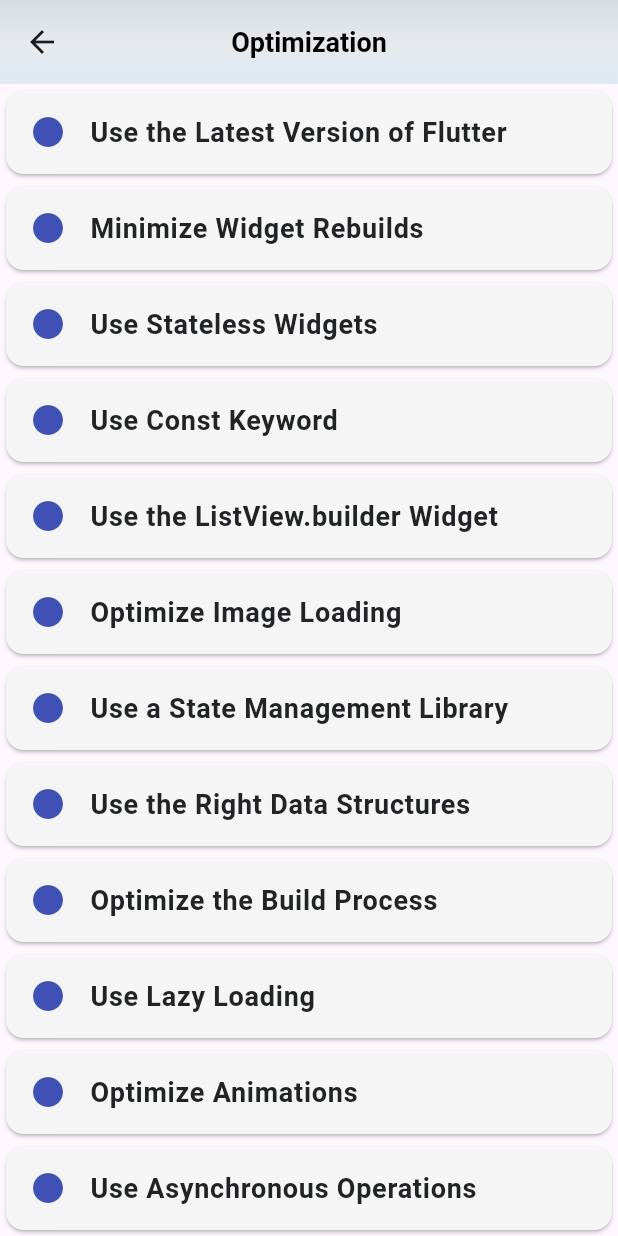
After one commit to Tanjid470/Advance_InFlutter, a Flutter app: the Optimization screen opened directly, on a phone screen of 412 x 824 dp. The commit adds this screen. Run offline on Flutter 3.47's test engine with Material 2 defaults, Android fonts, the light colour scheme and no system bars; our stand-ins replace firebase_auth, firebase_core, flutter_map, geocoding, geolocator, get and 3 more; accounts and stored records are empty; network calls fail.

Commit message:
google_map_flutter

```diff
--- a/lib/constants/app_textStyle.dart
+++ b/lib/constants/app_textStyle.dart
@@ -37,6 +37,13 @@ TextStyle textTitle(){
     color: Colors.indigo
   );
 }
+TextStyle floatButtonText(){
+  return const TextStyle(
+    fontSize: 17,
+    fontWeight: FontWeight.bold,
+    color: Color.fromARGB(255, 32, 32, 32)
+  );
+}
 
 TextStyle animatedTitle(){
   return const TextStyle(
@@ -45,3 +52,17 @@ TextStyle animatedTitle(){
     color: Colors.teal
   );
 }
+TextStyle optimizeText(){
+  return const TextStyle(
+    fontSize: 18,
+    fontWeight: FontWeight.bold,
+    color: Color.fromARGB(255, 34, 35, 37)
+  );
+}
+TextStyle googleMapButton(){
+  return const TextStyle(
+    fontSize: 15,
+    fontWeight: FontWeight.bold,
+    color: Color.fromARGB(255, 34, 35, 37)
+  );
+}
--- a/lib/screen/Homepage/homepage.dart
+++ b/lib/screen/Homepage/homepage.dart
@@ -2,6 +2,7 @@ import 'package:advance_in_flutter/constants/app_bar.dart';
 import 'package:advance_in_flutter/screen/Animations/animation.dart';
 import 'package:advance_in_flutter/screen/Custom/CustomPainter.dart';
 import 'package:advance_in_flutter/screen/Firebase/Login.dart';
+import 'package:advance_in_flutter/screen/Homepage/optimization.dart';
 import 'package:advance_in_flutter/screen/Maps/map.dart';
 import 'package:advance_in_flutter/screen/PermissionHandler/permissionHandler.dart';
 import 'package:flutter/material.dart';
@@ -19,8 +20,9 @@ class _HomePageState extends State<HomePage> {
     "CustomPainter": const Color.fromARGB(255, 104, 243, 224),
     "Firebase":const Color.fromARGB(255, 241, 193, 59),
     "GoogleMap":const Color.fromARGB(255, 105, 150, 233),
-    "Permission":Color.fromARGB(255, 212, 134, 134),
-    "Animitions":Color.fromARGB(255, 118, 236, 171)
+    "Permission":const Color.fromARGB(255, 212, 134, 134),
+    "Animitions":const Color.fromARGB(255, 118, 236, 171),
+    "Optimize" :Color.fromARGB(255, 240, 105, 217)
   };
 
   @override
@@ -36,7 +38,8 @@ class _HomePageState extends State<HomePage> {
             card("Firebase", const Firebase()),
             card("GoogleMap",const GoogleMapFree()),
             card("Permission", const PermissionHandler()),
-            card("Animitions", const AnimationClass())
+            card("Animitions", const AnimationClass()),
+            card("Optimization", const Optimization()),
 
           ],
         ),
--- /dev/null
+++ b/lib/screen/Homepage/optimization.dart
@@ -0,0 +1,55 @@
+import 'package:advance_in_flutter/constants/app_bar.dart';
+import 'package:advance_in_flutter/constants/app_textStyle.dart';
+import 'package:flutter/material.dart';
+
+class Optimization extends StatefulWidget {
+  const Optimization({super.key});
+
+  @override
+  State<Optimization> createState() => _OptimizationState();
+}
+
+class _OptimizationState extends State<Optimization> {
+
+List<String> optimizationTips = [
+  "Use the Latest Version of Flutter",
+  "Minimize Widget Rebuilds",
+  "Use Stateless Widgets",
+  "Use Const Keyword",
+  "Use the ListView.builder Widget",
+  "Optimize Image Loading",
+  "Use a State Management Library",
+  "Use the Right Data Structures",
+  "Optimize the Build Process",
+  "Use Lazy Loading",
+  "Optimize Animations",
+  "Use Asynchronous Operations",
+  "Use Performance Analysis Tools",
+];
+
+
+  @override
+  Widget build(BuildContext context) {
+    return Scaffold(
+      appBar: appBarTitle("Optimization"),
+      body: ListView.builder(
+        itemCount: optimizationTips.length,
+        itemBuilder: (context, index) {
+          return card(optimizationTips[index]);
+      },)
+    );
+  }
+
+  Card card(String str) {
+    return Card(
+            color: Colors.grey[100],
+            clipBehavior: Clip.hardEdge,
+
+            child: ListTile(
+
+              leading: const Icon(Icons.circle,color: Colors.indigo,),
+              title: Text(str,style: optimizeText(),),
+            ),
+          );
+  }
+}
--- /dev/null
+++ b/lib/screen/Maps/MapType/FlutterMap/flutterMap.dart
@@ -0,0 +1,59 @@
+import 'package:advance_in_flutter/constants/app_bar.dart';
+
+import 'package:advance_in_flutter/screen/Maps/MapType/custom/floatButton.dart';
+import 'package:advance_in_flutter/screen/Maps/MapType/GoogleMap/googleMap.dart';
+import 'package:flutter/material.dart';
+import 'package:flutter_map/flutter_map.dart';
+import 'package:latlong2/latlong.dart';
+
+class FlutterMapView extends StatefulWidget {
+  const FlutterMapView({super.key});
+
+  @override
+  State<FlutterMapView> createState() => _FlutterMapViewState();
+}
+
+class _FlutterMapViewState extends State<FlutterMapView> {
+  @override
+  Widget build(BuildContext context) {
+    return Scaffold(
+      appBar: appBarTitle("Flutter Map"),
+      floatingActionButton: floatingbutton(context, "Google Map",const GoogleMapDemo()),
+      body: Stack(
+        children: [
+          FlutterMap(
+            options: MapOptions(
+                center: LatLng(23.804100, 90.415200),
+                zoom: 7,
+                minZoom: 7,
+                maxZoom: 10),
+            children: [
+              TileLayer(
+                urlTemplate: 'https://tile.openstreetmap.org/{z}/{x}/{y}.png',
+                userAgentPackageName: 'com.example.app',
+              ),
+              MarkerLayer(
+                markers: [
+                  Marker(
+                      point: const LatLng(23.7339, 90.3929),
+                      builder: (context) => const Icon(
+                            Icons.location_on,
+                            color: Color.fromARGB(255, 41, 9, 185),
+                            size: 40,
+                          )),
+                  Marker(
+                      point: const LatLng(22.9454, 90.8342),
+                      builder: (context) => const Icon(
+                            Icons.location_on,
+                            color: Color.fromARGB(255, 197, 22, 10),
+                            size: 40,
+                          )),
+                ],
+              )
+            ],
+          ),
+        ],
+      ),
+    );
+  }
+}
--- a/pubspec.yaml
+++ b/pubspec.yaml
@@ -48,13 +48,16 @@ dependencies:
   flutter_map: ^5.0.0
   latlng: any
   latlong2: ^0.9.0
+  flutter_config: ^2.0.2
 
   flutter_localizations:
     sdk: flutter
 
+
 dev_dependencies:
   flutter_test:
     sdk: flutter
+
 
   # The "flutter_lints" package below contains a set of recommended lints to
   # encourage good coding practices. The lint set provided by the package is
```
Also changed, not shown: lib/screen/Maps/MapType/GoogleMap/componentes/topActionButton.dart (added, +29 -0 lines), lib/screen/Maps/MapType/GoogleMap/googleMap.dart (added, +149 -0 lines), lib/screen/Maps/MapType/custom/floatButton.dart (added, +18 -0 lines), lib/screen/Maps/flutterMap.dart (deleted, +0 -37 lines), lib/screen/Maps/map.dart (+37 -26 lines), pubspec.lock, 3 other files.
